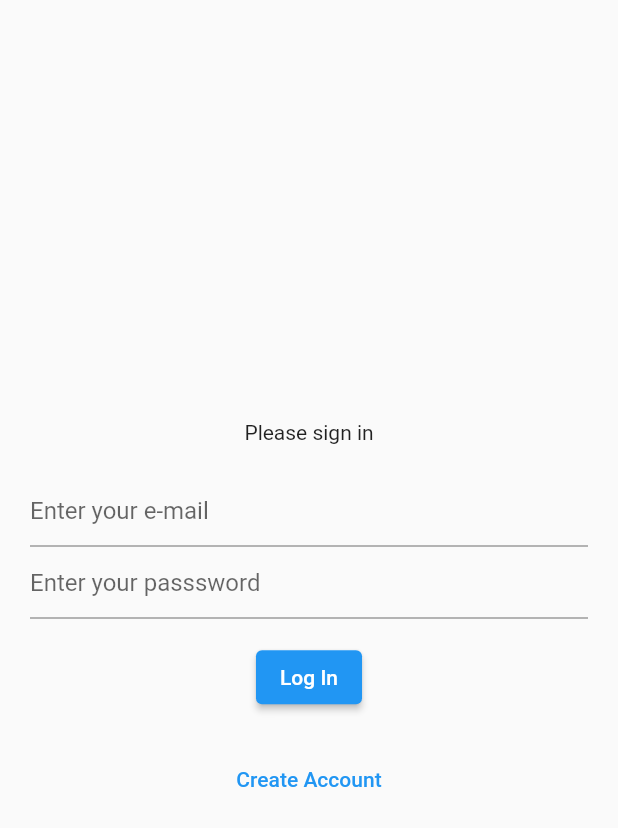
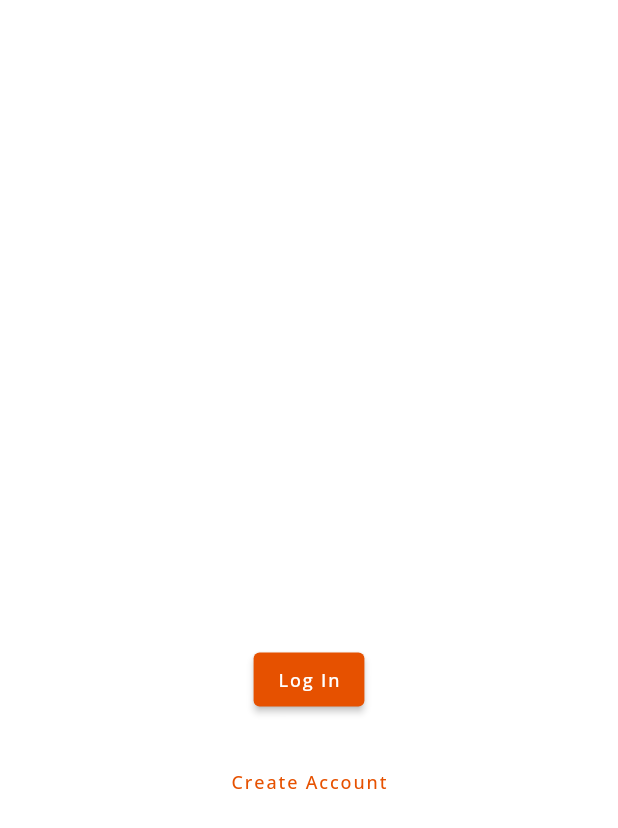
Before and after one commit to maciejjagodzinski/rektometer, a Flutter app: the screen it shows after launch, on a phone screen of 412 x 824 dp. Shown: the top 828 px of the screen. Run offline on Flutter 3.47's test engine with Material 2 defaults, Android fonts, the phone set to English and light mode, and no system bars; our stand-ins replace bloc, cloud_firestore, dio, firebase_auth, firebase_core, flutter_bloc and 1 more; accounts and stored records are empty.

Commit message:
Add dark color scheme

```diff
--- a/lib/app/app.dart
+++ b/lib/app/app.dart
@@ -1,5 +1,6 @@
 import 'package:flutter/material.dart';
 import 'package:flutter_bloc/flutter_bloc.dart';
+import 'package:google_fonts/google_fonts.dart';
 import 'package:rektometer/app/cubit/root_cubit.dart';
 import 'package:rektometer/app/login/login_page.dart';
 import 'package:rektometer/app/rektometer/rektometer_page.dart';
@@ -12,7 +13,41 @@ class MyApp extends StatelessWidget {
     return MaterialApp(
       title: 'Rektometer',
       theme: ThemeData(
-        primarySwatch: Colors.blue,
+        fontFamily: GoogleFonts.openSans().fontFamily,
+        colorScheme: const ColorScheme.dark(
+          primary: Color(0xffe65100),
+          secondary: Color(0xffe65100),
+          onPrimary: Color(0xffffffff),
+        ),
+        textTheme: TextTheme(
+          headline1: GoogleFonts.openSans(
+              fontSize: 81, fontWeight: FontWeight.w300, letterSpacing: -1.5),
+          headline2: GoogleFonts.openSans(
+              fontSize: 50, fontWeight: FontWeight.w300, letterSpacing: -0.5),
+          headline3:
+              GoogleFonts.openSans(fontSize: 40, fontWeight: FontWeight.w400),
+          headline4: GoogleFonts.openSans(
+              fontSize: 29, fontWeight: FontWeight.w400, letterSpacing: 0.25),
+          headline5:
+              GoogleFonts.openSans(fontSize: 20, fontWeight: FontWeight.w400),
+          headline6: GoogleFonts.openSans(
+              fontSize: 17, fontWeight: FontWeight.w500, letterSpacing: 0.15),
+          subtitle1: GoogleFonts.openSans(
+              fontSize: 13, fontWeight: FontWeight.w400, letterSpacing: 0.15),
+          subtitle2: GoogleFonts.openSans(
+              fontSize: 12, fontWeight: FontWeight.w500, letterSpacing: 0.1),
+          bodyText1: GoogleFonts.openSans(
+              fontSize: 16, fontWeight: FontWeight.w400, letterSpacing: 0.5),
+          bodyText2: GoogleFonts.openSans(
+              fontSize: 14, fontWeight: FontWeight.w400, letterSpacing: 0.25),
+          button: GoogleFonts.openSans(
+              fontSize: 12, fontWeight: FontWeight.w500, letterSpacing: 1.25),
+          caption: GoogleFonts.openSans(
+              fontSize: 10, fontWeight: FontWeight.w400, letterSpacing: 0.4),
+          overline: GoogleFonts.openSans(
+              fontSize: 8, fontWeight: FontWeight.w400, letterSpacing: 1.5),
+        ),
+        scaffoldBackgroundColor: const Color(0x00212121),
       ),
       home: const RootPage(),
     );
--- a/pubspec.yaml
+++ b/pubspec.yaml
@@ -39,6 +39,7 @@ dependencies:
   firebase_auth: ^3.3.19
   flutter_bloc: ^8.0.1
   dio: ^4.0.6
+  google_fonts: ^3.0.1
 
 dev_dependencies:
   flutter_test:
```
Also changed, not shown: pubspec.lock.
